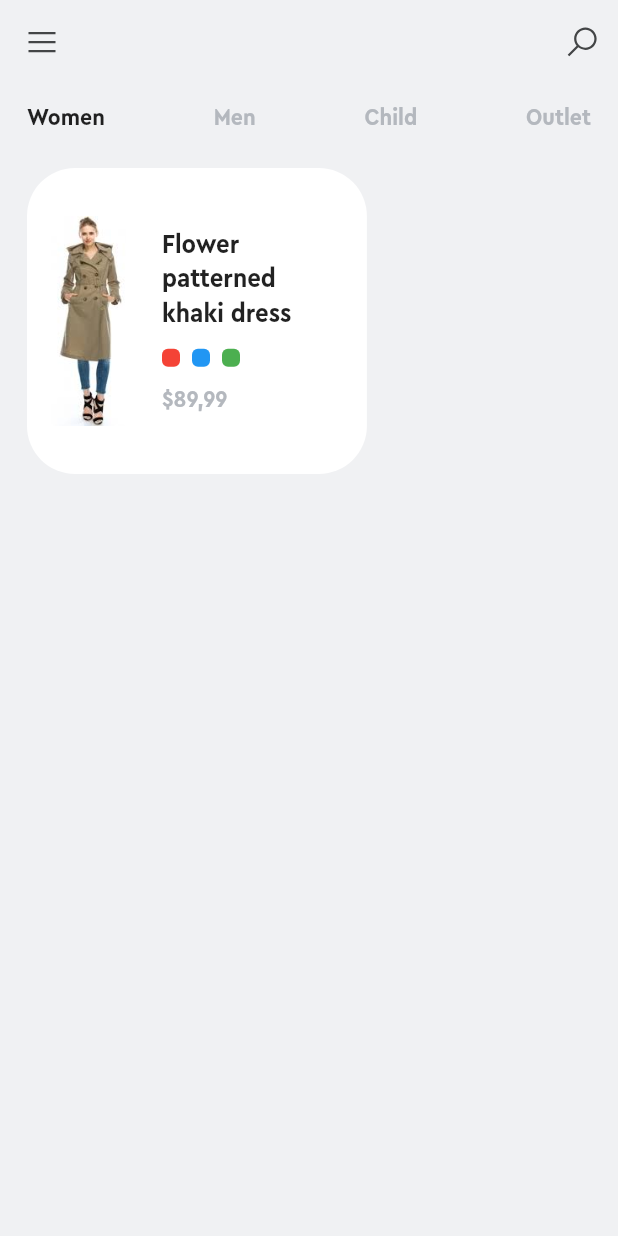
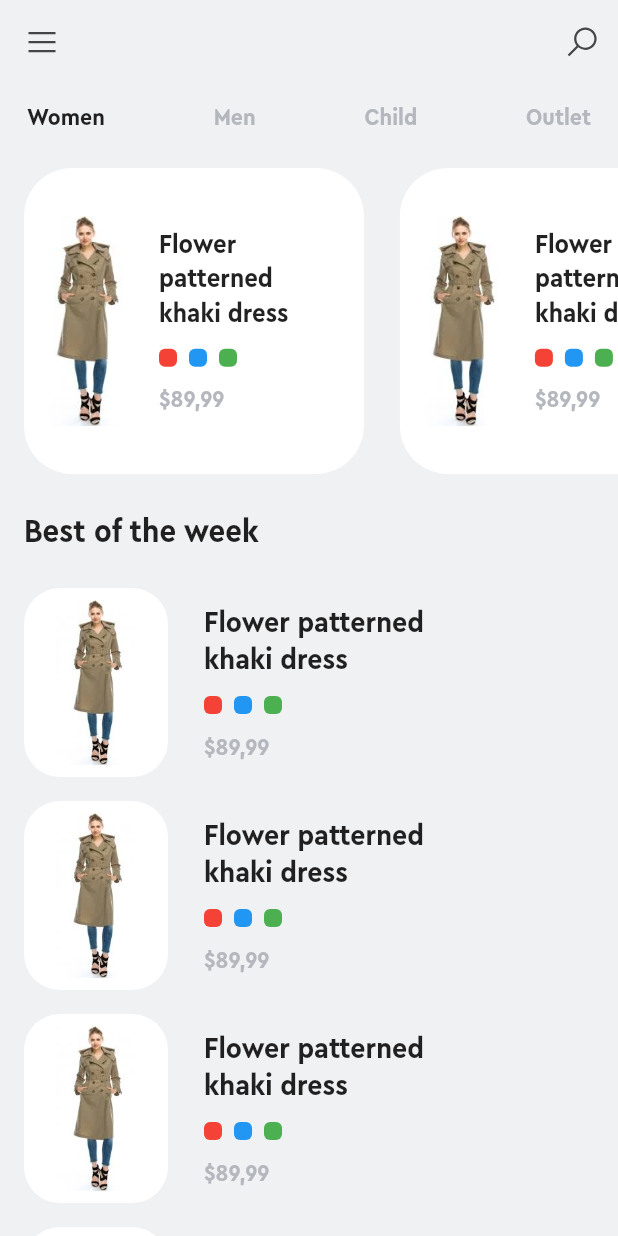
Before and after one commit to right7ctrl/flutter_clothing_app, a Flutter app: the screen it shows after launch, on a phone screen of 412 x 824 dp. Run offline on Flutter 3.47's test engine with Material 2 defaults, Android fonts, the phone set to English and light mode, and no system bars; our stand-ins replace line_awesome_icons.

Commit message:
homepage design completed

```diff
--- a/lib/pages/home_page.dart
+++ b/lib/pages/home_page.dart
@@ -34,13 +34,9 @@ class _HomePageState extends State<HomePage> {
       ),
       body: Column(
         children: <Widget>[
-          Expanded(
-            child: SingleChildScrollView(
+          Padding(
             padding: EdgeInsets.symmetric(vertical: 12, horizontal: 18),
-              child: Column(
-                crossAxisAlignment: CrossAxisAlignment.start,
-                children: <Widget>[
-                  Row(
+            child: Row(
               mainAxisSize: MainAxisSize.max,
               mainAxisAlignment: MainAxisAlignment.spaceBetween,
               children: <Widget>[
@@ -82,13 +78,91 @@ class _HomePageState extends State<HomePage> {
                 ),
               ],
             ),
-                  SizedBox(height: 24),
-                  Material(
+          ),
+          Expanded(
+            child: SingleChildScrollView(
+              child: Column(
+                crossAxisAlignment: CrossAxisAlignment.start,
+                children: <Widget>[
+                  Row(
+                    children: <Widget>[
+                      Expanded(
+                        child: SingleChildScrollView(
+                          padding: EdgeInsets.symmetric(
+                              vertical: 12, horizontal: 16),
+                          scrollDirection: Axis.horizontal,
+                          child: Row(
+                            children: <Widget>[
+                              _topSlideItem(),
+                              SizedBox(
+                                width: 24,
+                              ),
+                              _topSlideItem(),
+                              SizedBox(
+                                width: 24,
+                              ),
+                              _topSlideItem(),
+                              SizedBox(
+                                width: 24,
+                              ),
+                              _topSlideItem(),
+                              SizedBox(
+                                width: 24,
+                              ),
+                              _topSlideItem(),
+                              SizedBox(
+                                width: 24,
+                              ),
+                              _topSlideItem(),
+                            ],
+                          ),
+                        ),
+                      ),
+                    ],
+                  ),
+
+                  Padding(
+                    padding: EdgeInsets.symmetric(vertical: 12, horizontal: 16),
+                    child: Column(
+                      crossAxisAlignment: CrossAxisAlignment.start,
+                      children: <Widget>[
+                        Text(
+                          'Best of the week',
+                          style: TextStyle(
+                              fontSize: 22, fontWeight: FontWeight.bold),
+                        ),
+                        SizedBox(
+                          height: 24,
+                        ),
+                        verticalSlideItem(),
+                        SizedBox(height: 16),
+                        verticalSlideItem(),
+                        SizedBox(height: 16),
+                        verticalSlideItem(),
+                        SizedBox(height: 16),
+                        verticalSlideItem(),
+                        SizedBox(height: 16),
+                        verticalSlideItem(),
+                        SizedBox(height: 16),
+                        verticalSlideItem(),
+                      ],
+                    ),
+                  )
+                ],
+              ),
+            ),
+          ),
+        ],
+      ),
+    );
+  }
+
+  Widget _topSlideItem() {
+    return Material(
       borderRadius: BorderRadius.circular(32),
       color: Colors.white,
       child: Container(
-                      padding:
-                          EdgeInsets.symmetric(horizontal: 16, vertical: 32),
+        padding: EdgeInsets.symmetric(horizontal: 16, vertical: 32),
         width: MediaQuery.of(context).size.width * .55,
         child: Row(
           children: <Widget>[
@@ -164,13 +238,96 @@ class _HomePageState extends State<HomePage> {
           ],
         ),
       ),
+    );
+  }
+
+  Widget verticalSlideItem() {
+    return Material(
+      borderRadius: BorderRadius.circular(32),
+      color: Colors.transparent,
+      child: Container(
+        child: Row(
+          mainAxisAlignment: MainAxisAlignment.start,
+          children: <Widget>[
+            Container(
+              padding: EdgeInsets.all(8),
+              decoration: BoxDecoration(
+                  color: Colors.white, borderRadius: BorderRadius.circular(24)),
+              child: Center(
+                child: Image.asset(
+                  'assets/img.jpeg',
+                  height: 110,
+                  width: 80,
+                  fit: BoxFit.fitHeight,
+                ),
+              ),
+            ),
+            SizedBox(width: 24),
+            Expanded(
+              child: Column(
+                crossAxisAlignment: CrossAxisAlignment.start,
+                children: <Widget>[
+                  Text(
+                    'Flower patterned\nkhaki dress',
+                    style: TextStyle(
+                      fontSize: 20,
+                      fontWeight: FontWeight.bold,
+                    ),
+                  ),
+                  SizedBox(
+                    height: 12,
+                  ),
+                  Row(
+                    children: <Widget>[
+                      Container(
+                        height: 12,
+                        width: 12,
+                        decoration: BoxDecoration(
+                          color: Colors.red,
+                          borderRadius: BorderRadius.circular(4),
+                        ),
+                      ),
+                      SizedBox(
+                        width: 8,
+                      ),
+                      Container(
+                        height: 12,
+                        width: 12,
+                        decoration: BoxDecoration(
+                          color: Colors.blue,
+                          borderRadius: BorderRadius.circular(4),
+                        ),
+                      ),
+                      SizedBox(
+                        width: 8,
+                      ),
+                      Container(
+                        height: 12,
+                        width: 12,
+                        decoration: BoxDecoration(
+                          color: Colors.green,
+                          borderRadius: BorderRadius.circular(4),
+                        ),
+                      )
+                    ],
+                  ),
+                  SizedBox(
+                    height: 12,
+                  ),
+                  Text(
+                    '\$89,99',
+                    style: TextStyle(
+                      fontSize: 16,
+                      fontWeight: FontWeight.bold,
+                      color: Color.fromRGBO(180, 184, 190, 1),
+                    ),
+                  ),
+                ],
+              ),
             )
           ],
         ),
       ),
-          ),
-        ],
-      ),
     );
   }
 }
```
Lines whose indentation alone changed are shown as unchanged.
